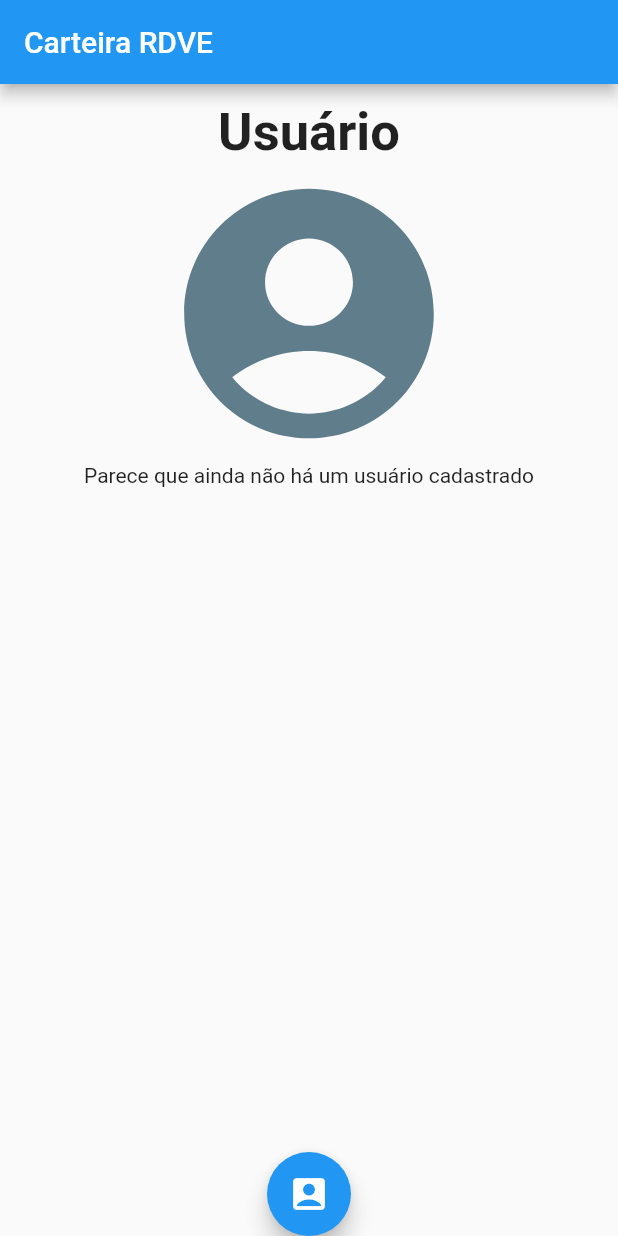
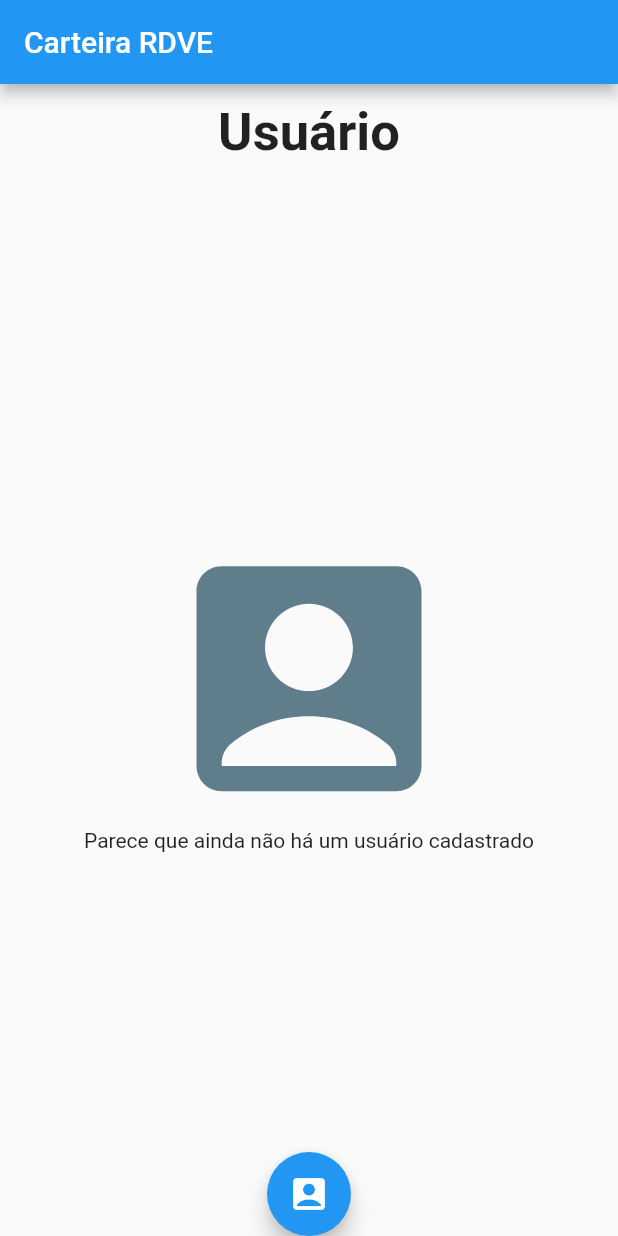
Before and after one commit to rammyres/rdve_wallet, a Flutter app: the screen it shows after launch, on a phone screen of 412 x 824 dp. Run offline on Flutter 3.47's test engine with Material 2 defaults, Android fonts, the phone set to English and light mode, and no system bars.

Commit message:
Commit um

```diff
--- a/lib/main.dart
+++ b/lib/main.dart
@@ -39,12 +39,14 @@ class PaginaInicial extends StatelessWidget {
                 "Usuário",
                 style: TextStyle(fontSize: 35, fontWeight: FontWeight.bold),
               ),
+              Spacer(),
               Icon(
-                Icons.account_circle_rounded,
+                Icons.account_box,
                 color: Colors.blueGrey,
                 size: 200,
               ),
               Text("Parece que ainda não há um usuário cadastrado"),
+              Spacer(),
             ],
           ),
         ),
```
